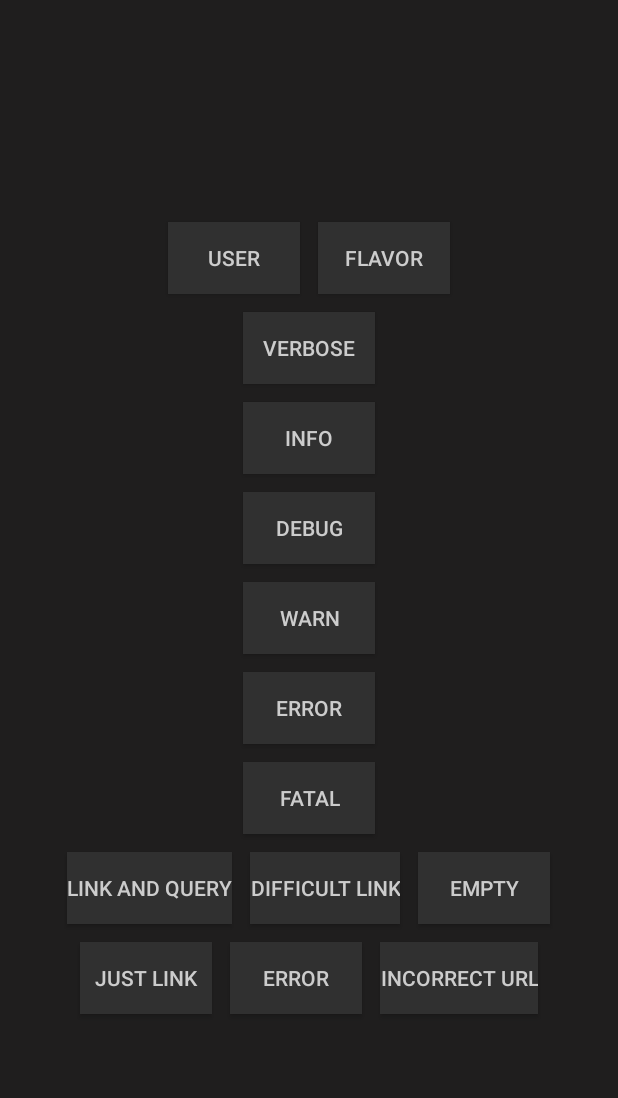
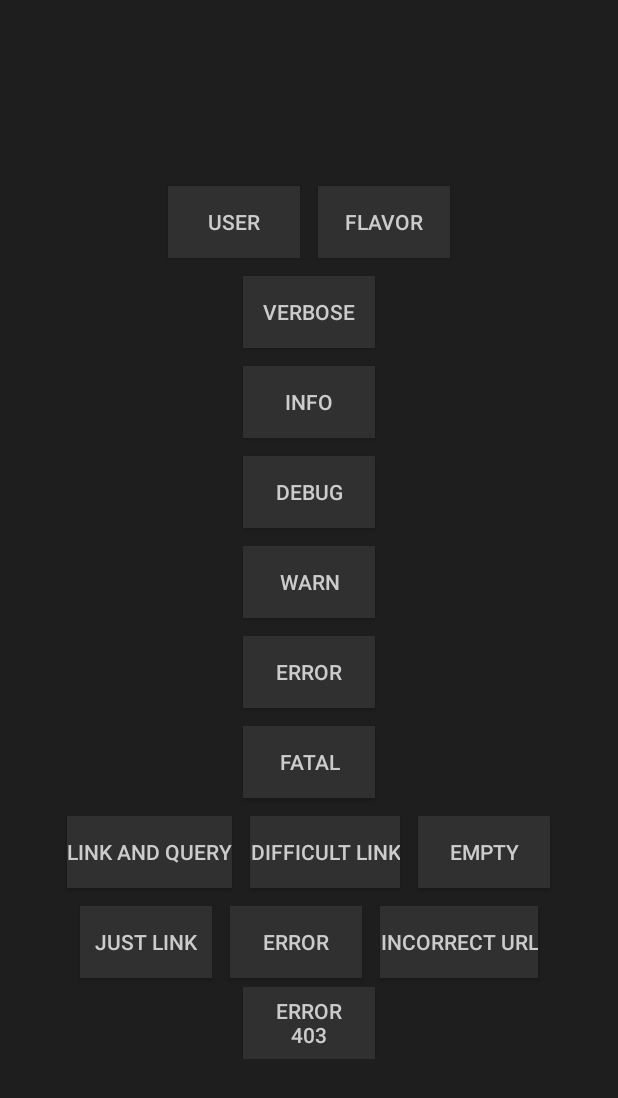
Before and after one commit to zerobranch/android-remote-debugger, an Android app: the screen it shows after launch (MainActivity), after a tap on "VERBOSE", on a phone screen of 412 x 824 dp. Shown: the top 1098 px of the screen. Run offline under Robolectric (Android 15) with nearby library versions, the phone set to English and light mode, and no system bars; libraries missing offline, so code that uses them is left out: fi.iki.elonen; 2 statements that could not run were skipped.

```diff
--- a/app/src/main/java/com/sarproj/example/MainActivity.java
+++ b/app/src/main/java/com/sarproj/example/MainActivity.java
@@ -86,7 +86,7 @@ public class MainActivity extends AppCompatActivity {
         findViewById(R.id.info).setOnClickListener(v -> {
             int i = 4;
             while (i > 0) {
-                RemoteDebugger.i("testTag", "[ " + i + " ] info информационная линия просмотра");
+                RemoteDebugger.i("testTag", "[ " + i + " ] \"info\" информационная линия просмотра");
                 i--;
             }
 
@@ -102,7 +102,7 @@ public class MainActivity extends AppCompatActivity {
         findViewById(R.id.verbose).setOnClickListener(v -> {
             int i = 4;
             while (i > 0) {
-                RemoteDebugger.v("testTag", "[ " + i + " ] verbose самая минимальная линия");
+                RemoteDebugger.v("testTag", "[ " + i + " ] verbose 'самая' минимальная линия");
                 i--;
             }
 
@@ -113,14 +113,14 @@ public class MainActivity extends AppCompatActivity {
             }
         });
 
-        findViewById(R.id.error).setOnLongClickListener(view -> {
-            try {
-                int a = 1 / 0;
-            } catch (Throwable th) {
-                RemoteDebugger.e("testTag", "asd", th);
-            }
-            return false;
-        });
+//        findViewById(R.id.error).setOnLongClickListener(view -> {
+//            try {
+//                int a = 1 / 0;
+//            } catch (Throwable th) {
+//                RemoteDebugger.e("testTag", "asd", th);
+//            }
+//            return false;
+//        });
 
         findViewById(R.id.error).setOnClickListener(v -> {
             int i = 4;
@@ -243,7 +243,11 @@ public class MainActivity extends AppCompatActivity {
         });
 
         findViewById(R.id.network6).setOnClickListener(v -> {
-            send("http://www.blablabla.io/v2/5d7bcf0a350000a96f3cadea?type=everType&profile=sky"); // not url
+            send("http://www.blablabla.io/v2/5d7bcf0a350000a96f3cadea?type=everType&profile=sky");
+        });
+
+        findViewById(R.id.network7).setOnClickListener(v -> {
+            send("http://www.mocky.io/v2/5d94a7962f00002a008ff899");
         });
     }
 
--- a/app/src/main/res/layout/activity_main.xml
+++ b/app/src/main/res/layout/activity_main.xml
@@ -174,6 +174,23 @@
             android:background="#303030"
             android:text="incorrect url"
             android:textColor="#CCCCCC" />
+    </LinearLayout>
+
+    <LinearLayout
+        android:layout_width="match_parent"
+        android:layout_height="wrap_content"
+        android:layout_marginStart="16dp"
+        android:layout_marginEnd="16dp"
+        android:gravity="center_horizontal"
+        android:orientation="horizontal">
+
+        <Button
+            android:id="@+id/network7"
+            android:layout_width="wrap_content"
+            android:layout_height="wrap_content"
+            android:background="#303030"
+            android:text="error\n403"
+            android:textColor="#CCCCCC" />
 
     </LinearLayout>
 
```
Also changed, not shown: debugger/src/main/java/com/sarproj/remotedebugger/source/repository/HttpLogRepository.java (+22 -36 lines), debugger/src/main/java/com/sarproj/remotedebugger/source/repository/LogRepository.java (+6 -20 lines).
